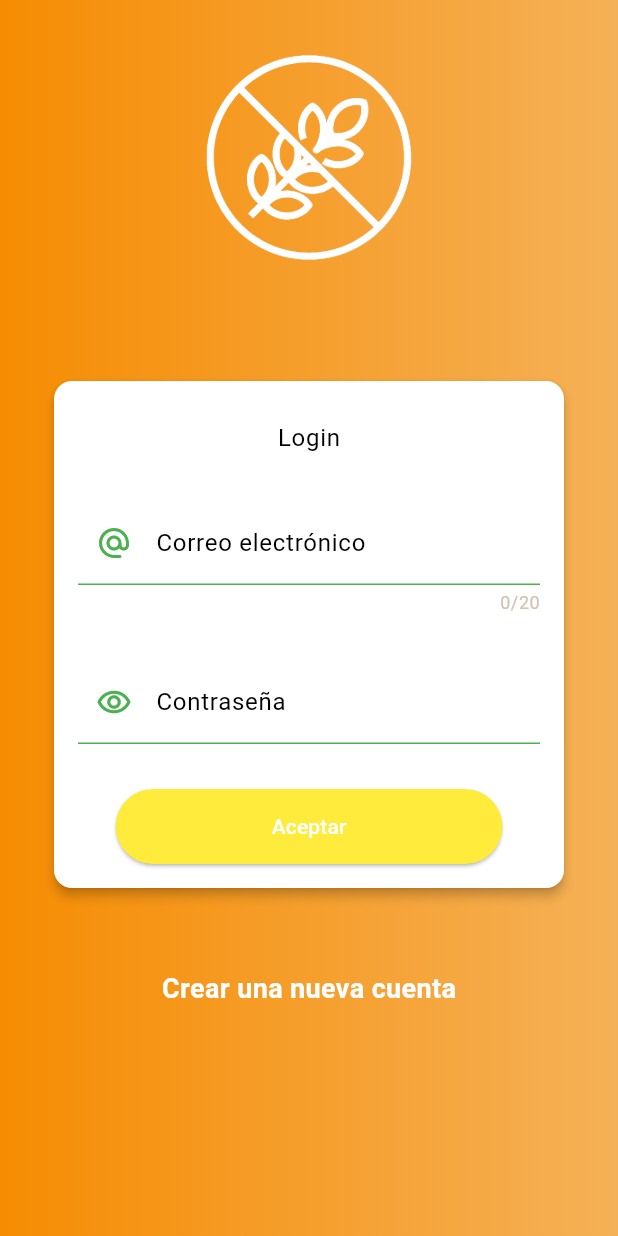
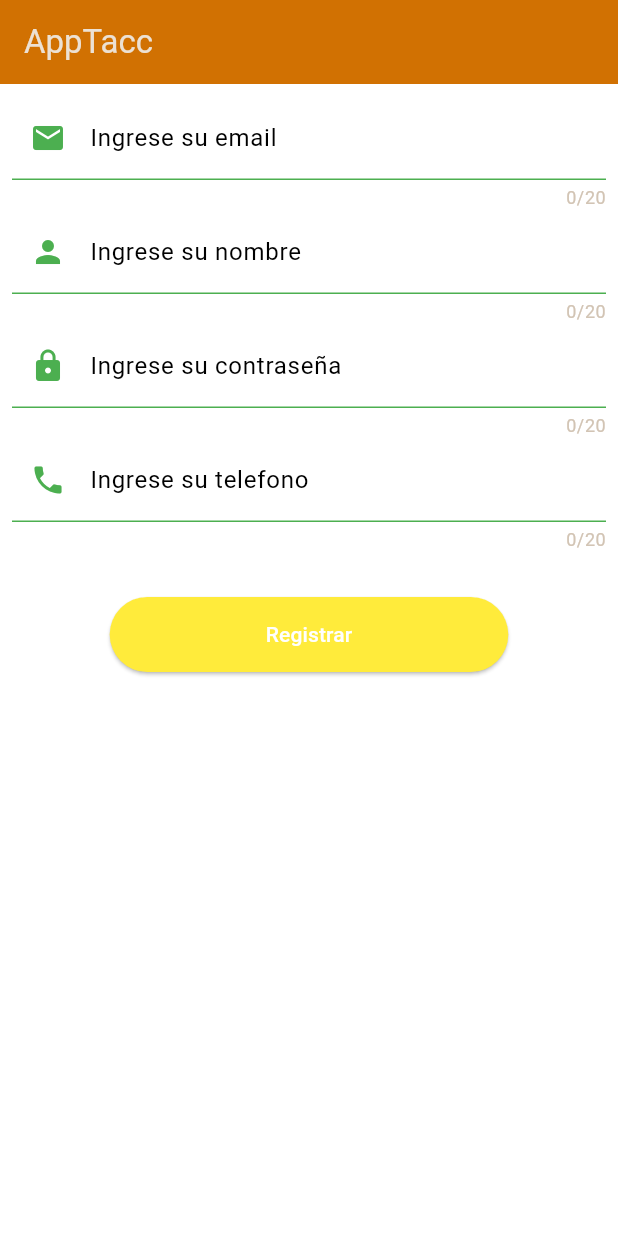
Before and after one commit to ihsa-gonzalo/apptacc, a Flutter app: the screen it shows after launch, on a phone screen of 412 x 824 dp. Run offline on Flutter 3.47's test engine with Material 2 defaults, Android fonts, the phone set to English and light mode, and no system bars; our stand-ins replace another_flutter_splash_screen, dio, equatable, flutter_bloc, flutter_feather_icons, introduction_screen.

Commit message:
Create screen

```diff
--- /dev/null
+++ b/lib/config/input_decoration_create.dart
@@ -0,0 +1,26 @@
+import 'package:flutter/material.dart';
+
+class InputDecorationCreate {
+  static InputDecoration authInputDecoration({
+    required String hintText,
+    required String labelText,
+    IconData? prefixIcon,
+  }) {
+    return InputDecoration(
+        enabledBorder: const UnderlineInputBorder(
+          borderSide: BorderSide(color: Colors.green),
+        ),
+        focusedBorder: const UnderlineInputBorder(
+            borderSide: BorderSide(color: Colors.green, width: 2)),
+        hintText: hintText,
+
+        labelText: labelText,
+        labelStyle: const TextStyle(color: Colors.black),
+        prefixIcon: prefixIcon != null
+            ? Icon(
+                prefixIcon,
+                color: Colors.green,
+              )
+            : null,);
+  }
+}
--- a/lib/main.dart
+++ b/lib/main.dart
@@ -1,9 +1,11 @@
+import 'package:apptacc/presentation/screens/create_screen.dart';
 import 'package:apptacc/presentation/screens/home_screen.dart';
 import 'package:apptacc/presentation/screens/list_shops.dart';
 import 'package:apptacc/presentation/screens/login_screen.dart';
 import 'package:apptacc/presentation/screens/onboarding_screen.dart';
 import 'package:apptacc/presentation/screens/search_screen.dart';
 import 'package:apptacc/presentation/screens/splash_screen.dart';
+import 'package:apptacc/provider/create_form_provider.dart';
 import 'package:apptacc/provider/login_provider.dart';
 import 'package:apptacc/provider/search_provider.dart';
 import 'package:flutter/material.dart';
@@ -27,11 +29,15 @@ class MainApp extends StatelessWidget {
           ),
           ChangeNotifierProvider(
             create: (context) => LoginFormProvider(),
+          ),
+          ChangeNotifierProvider(
+            create: (context) => CreateFormProvider(),
           )
         ],
         child: MaterialApp(
-          initialRoute: "login",
+          initialRoute: "create",
           routes: {
+            "create": (context) => const CreateScreen(),
             "search": (context) => const SearchScreen(),
             "splash": (context) => const SplashScreen(),
             "onboarding": (context) => const OnBoardingScreen(),
--- /dev/null
+++ b/lib/presentation/screens/create_screen.dart
@@ -0,0 +1,91 @@
+import 'package:apptacc/config/theme.dart';
+import 'package:apptacc/presentation/screens/list_shops.dart';
+import 'package:flutter/material.dart';
+import 'package:provider/provider.dart';
+
+import '../../model/usuario_model.dart';
+import '../../provider/create_form_provider.dart';
+import '../widgets/create/text_form_email.dart';
+import '../widgets/create/text_form_name.dart';
+import '../widgets/create/text_form_password.dart';
+import '../widgets/create/text_form_phone.dart';
+
+
+class CreateScreen extends StatelessWidget {
+  const CreateScreen({super.key});
+
+  @override
+  Widget build(BuildContext context) {
+    return Scaffold(
+       resizeToAvoidBottomInset: false, // set it to false
+      appBar: AppBar(
+        title: const Text('AppTacc'),
+        backgroundColor: AppTheme.naranja,
+      ),
+        body: Container(
+
+    width: double.infinity,
+    height: double.infinity,
+          color: Colors.white,
+          child: SingleChildScrollView(
+            child: Padding(
+              padding: const EdgeInsets.all(8.0),
+              child: ChangeNotifierProvider(
+                  create: (_) => CreateFormProvider(),
+                  child: _CreateForm(),
+                ),
+            ),
+          ),
+        ));
+  }
+}
+
+class _CreateForm extends StatelessWidget {
+  @override
+  Widget build(BuildContext context) {
+    final createFormProvider = Provider.of<CreateFormProvider>(context);
+    return Form(
+      child: Column(
+        children: [
+          TextFormEmail(createFormProvider: createFormProvider),
+          TextFormName(createFormProvider: createFormProvider),
+          TextFormPassword(createFormProvider: createFormProvider),
+          TextFormPhone(createFormProvider: createFormProvider),
+          const SizedBox(
+            height: 30,
+          ),
+          ElevatedButton(
+            style: ElevatedButton.styleFrom(
+                backgroundColor: createFormProvider.buttonColor),
+            onPressed: () {
+              print("${createFormProvider.isFormValid()}");
+              if (!createFormProvider.isFormValid()) return;
+              Navigator.push(context, MaterialPageRoute(
+                builder: (context) {
+                  user_model miUsuario = user_model(
+                      createFormProvider.email, createFormProvider.password,
+                      name: createFormProvider.name,
+                      phone: createFormProvider.phone);
+
+                  print("nombre: " + miUsuario.name);
+                  print("telefono: " + miUsuario.phone);
+
+                  return ListShops(
+                    miUsuario,
+                  );
+                },
+              ));
+            },
+            child: Container(
+                padding:
+                    const EdgeInsets.symmetric(horizontal: 80, vertical: 15),
+                child: const Text(
+                  'Registrar',
+                  style: TextStyle(color: Colors.white),
+                )),
+          )
+        ],
+      ),
+    );
+  }
+}
--- /dev/null
+++ b/lib/presentation/widgets/create/text_form.dart
@@ -0,0 +1,40 @@
+import 'package:flutter/material.dart';
+
+import '../../../config/input_decoration_create.dart';
+
+
+class TextForm extends StatefulWidget
+ {
+  final String hintText;
+  final String labelText;
+  final IconData prefixIcon;
+  final Function(String value) onChanged;
+  final String? Function(String?)? validator;
+  final TextInputType? keyboardType;
+  final bool obscureText;
+
+  const TextForm(this.obscureText,this.hintText, this.labelText, this.prefixIcon, this.onChanged,this.validator,{super.key, this.keyboardType});
+
+  @override
+  State<TextForm> createState() => _TextFormState();
+}
+
+class _TextFormState extends State<TextForm> {
+  @override
+  Widget build(BuildContext context)
+  {
+   return TextFormField(
+    obscureText: widget.obscureText,
+      keyboardType: widget.keyboardType,
+       autocorrect: false,
+       autovalidateMode: AutovalidateMode.onUserInteraction,
+       validator: widget.validator,
+       onChanged: widget.onChanged,
+       decoration: InputDecorationCreate.authInputDecoration(
+                hintText: widget.hintText,
+                labelText: widget.labelText,
+                prefixIcon: widget.prefixIcon),
+                maxLength: 20,
+      initialValue: "",);
+  }
+}
--- /dev/null
+++ b/lib/presentation/widgets/create/text_form_email.dart
@@ -0,0 +1,38 @@
+import 'package:apptacc/presentation/widgets/create/text_form.dart';
+import 'package:flutter/material.dart';
+
+import '../../../provider/create_form_provider.dart';
+
+
+class TextFormEmail extends StatelessWidget {
+  const TextFormEmail({
+    super.key,
+    required this.createFormProvider,
+  });
+
+  final CreateFormProvider createFormProvider;
+
+  @override
+  Widget build(BuildContext context) {
+    return TextForm(keyboardType: TextInputType.emailAddress,false,"Correo electrónico", "Ingrese su email", Icons.email, (value) {
+      createFormProvider.setEmail(value);
+    }, (value) {
+      if (value != null)
+      {
+        bool isValid = createFormProvider.checkIsEmailValid();
+        if (isValid)
+        {
+            return null;
+        }
+        else
+        {
+           return 'El correo ingresado no es valido';
+        }
+      }
+      else
+      {
+        return null;
+      }
+    });
+  }
+}
--- /dev/null
+++ b/lib/presentation/widgets/create/text_form_name.dart
@@ -0,0 +1,26 @@
+import 'package:apptacc/presentation/widgets/create/text_form.dart';
+import 'package:flutter/material.dart';
+
+import '../../../provider/create_form_provider.dart';
+
+class TextFormName extends StatelessWidget {
+  const TextFormName({
+    super.key,
+    required this.createFormProvider,
+  });
+
+  final CreateFormProvider createFormProvider;
+
+  @override
+  Widget build(BuildContext context) {
+    return TextForm(false,"Nombre", "Ingrese su nombre", Icons.person, (value) {
+      createFormProvider.setName(value);
+    }, (value) {
+      if (value != null) {
+        return createFormProvider.checkFieldEmpty(value);
+      } else {
+        return null;
+      }
+    });
+  }
+}
--- /dev/null
+++ b/lib/presentation/widgets/create/text_form_password.dart
@@ -0,0 +1,28 @@
+import 'package:apptacc/presentation/widgets/create/text_form.dart';
+import 'package:flutter/material.dart';
+
+import '../../../provider/create_form_provider.dart';
+
+
+class TextFormPassword extends StatelessWidget {
+  const TextFormPassword({
+    super.key,
+    required this.createFormProvider,
+  });
+
+  final CreateFormProvider createFormProvider;
+
+  @override
+  Widget build(BuildContext context) {
+    return TextForm(true, "Contraseña", "Ingrese su contraseña", Icons.lock,
+        (value) {
+      createFormProvider.setPassword(value);
+    }, (value) {
+      if (value != null) {
+        return createFormProvider.checkIsPasswordValid();
+      } else {
+        return null;
+      }
+    });
+  }
+}
--- /dev/null
+++ b/lib/presentation/widgets/create/text_form_phone.dart
@@ -0,0 +1,32 @@
+import 'package:apptacc/presentation/widgets/create/text_form.dart';
+import 'package:flutter/material.dart';
+
+import '../../../provider/create_form_provider.dart';
+
+
+class TextFormPhone extends StatelessWidget {
+  const TextFormPhone({
+    super.key,
+    required this.createFormProvider,
+  });
+
+  final CreateFormProvider createFormProvider;
+
+  @override
+  Widget build(BuildContext context) {
+    return TextForm(
+        keyboardType: TextInputType.phone,
+        false,
+        "Telefono",
+        "Ingrese su telefono",
+        Icons.phone, (value) {
+      createFormProvider.setPhone(value);
+    }, (value) {
+      if (value != null) {
+        return createFormProvider.checkFieldEmpty(value);
+      } else {
+        return null;
+      }
+    });
+  }
+}
--- /dev/null
+++ b/lib/provider/create_form_provider.dart
@@ -0,0 +1,107 @@
+import 'package:flutter/material.dart';
+
+class CreateFormProvider extends ChangeNotifier {
+  GlobalKey<FormState> formKey = GlobalKey<FormState>();
+
+  Color _buttonColor = Colors.yellow;
+
+  String _name = "";
+
+  String get name => _name;
+
+  void setName(String value) {
+    _name = value;
+    _updateButtonColor();
+    notifyListeners();
+  }
+
+  String _email = "";
+
+  String get email => _email;
+
+  void setEmail(String value) {
+    _email = value;
+    _updateButtonColor();
+    notifyListeners();
+  }
+
+  String _password = "";
+
+  String get password => _password;
+
+  void setPassword(String value) {
+    _password = value;
+    _updateButtonColor();
+    notifyListeners();
+  }
+
+  String _phone = "";
+
+  String get phone => _phone;
+
+  void setPhone(String value) {
+    _phone = value;
+    _updateButtonColor();
+    notifyListeners();
+  }
+
+  final String _emailPattern =
+      r'^(([^<>()[\]\\.,;:\s@\"]+(\.[^<>()[\]\\.,;:\s@\"]+)*)|(\".+\"))@((\[[0-9]{1,3}\.[0-9]{1,3}\.[0-9]{1,3}\.[0-9]{1,3}\])|(([a-zA-Z\-0-9]+\.)+[a-zA-Z]{2,}))$';
+
+  String get emailPattern => _emailPattern;
+
+  bool checkIsEmailValid() {
+    RegExp regExp = RegExp(emailPattern);
+    return regExp.hasMatch(email);
+  }
+
+  String? checkIsPasswordValid() {
+    if (password.length < 8) {
+      return "La contraseña debe tener al menos 8 caracteres";
+    } else {
+      return null;
+    }
+  }
+
+  Color get buttonColor => _buttonColor;
+
+  bool isFormValid() {
+    bool isValid = true;
+    String? auxName = checkFieldEmpty(_name);
+    if (auxName != null) {
+      isValid = false;
+    }
+
+    String? auxPassword = checkIsPasswordValid();
+    if (auxPassword != null) {
+      isValid = false;
+    }
+
+    String? auxPhone = checkFieldEmpty(_phone);
+    if (auxPhone != null) {
+      isValid = false;
+    }
+
+    if (!checkIsEmailValid()) {
+      isValid = false;
+    }
+
+    return isValid;
+    //return (_name.isNotEmpty);
+  }
+
+  String? checkFieldEmpty(String fieldContent) {
+    if (fieldContent.isEmpty) {
+      return 'Este campo es obligatorio';
+    }
+    return null;
+  }
+
+  void _updateButtonColor() {
+    if (isFormValid()) {
+      _buttonColor = Colors.purple;
+    } else {
+      _buttonColor = Colors.yellow;
+    }
+  }
+}
```
